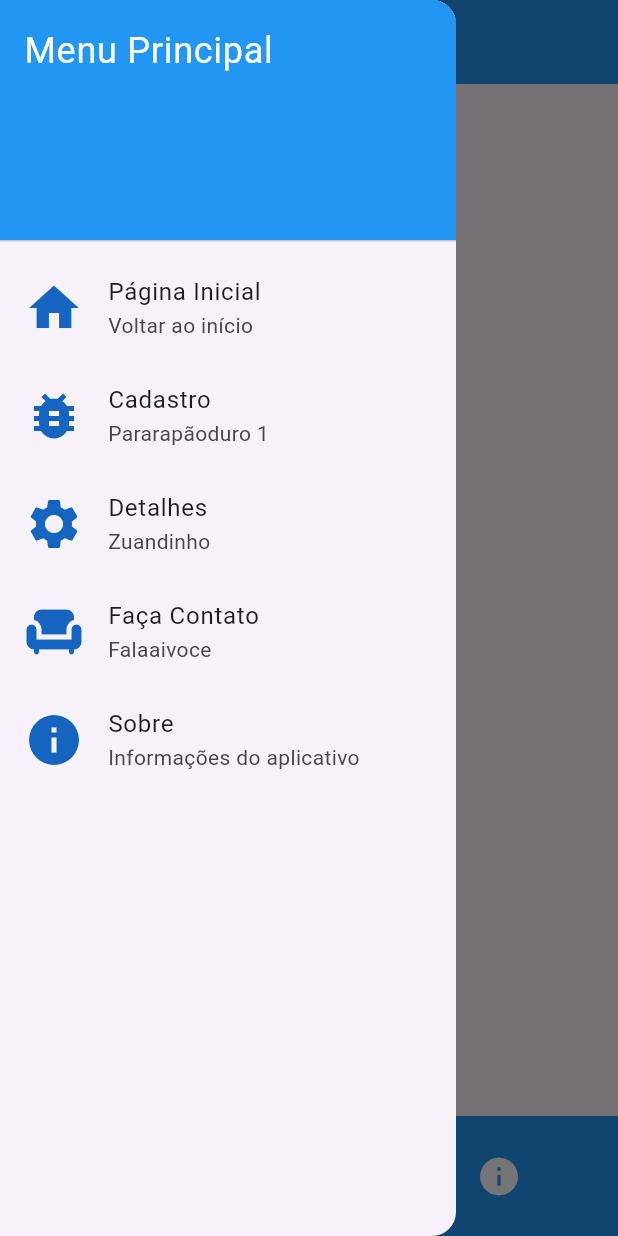
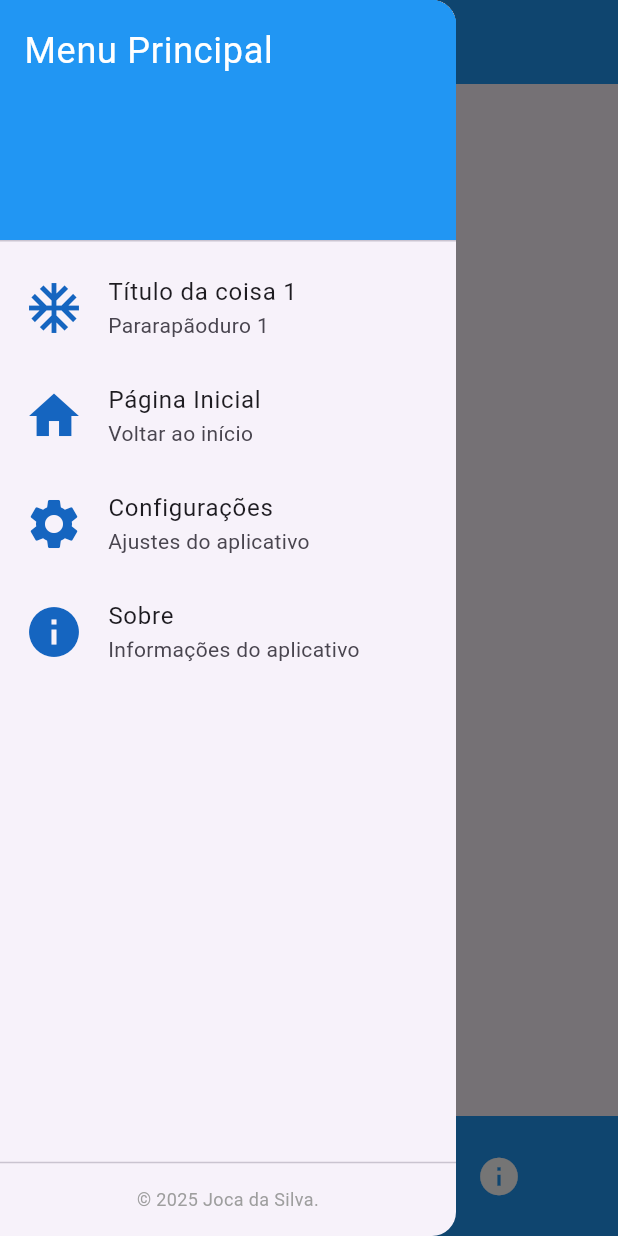
Before and after one commit to Luferat/2024_2_app_flutter_app, a Flutter app: the Contatos screen opened by its route, with the side drawer open, on a phone screen of 412 x 824 dp. Run offline on Flutter 3.47's test engine with Material 3 defaults, Android fonts, the light colour scheme and no system bars.

Commit message:
Update my_drawer.dart

```diff
--- a/lib/template/my_drawer.dart
+++ b/lib/template/my_drawer.dart
@@ -1,40 +1,32 @@
 import 'package:flutter/material.dart';
 
 class MyDrawer extends StatelessWidget {
-
   // A lista de itens do menu deve ser final em um StatelessWidget
   // para garantir que ela não mude após a inicialização.
   final List<Map<String, dynamic>> menuItems = const [
-    // Usar `const` para otimização se o conteúdo for constante
     {
-      'icon': Icons.home, // Exemplo de outro ícone
-      'title': 'Página Inicial',
-      'subtitle': 'Voltar ao início',
-      'route': '/', // Exemplo de rota para a página inicial
-    },
-    {
-      'icon': Icons.bug_report,
-      'title': 'Cadastro',
+      'icon': Icons.ac_unit_outlined,
+      'title': 'Título da coisa 1',
       'subtitle': 'Pararapãoduro 1',
-      'route': '/cadastro',
-    },
-    {
-      'icon': Icons.settings, // Exemplo de outro ícone
-      'title': 'Detalhes',
-      'subtitle': 'Zuandinho',
-      'route': '/detalhes', // Exemplo de rota para configurações
-    },
-    {
-      'icon': Icons.chair,
-      'title': 'Faça Contato',
-      'subtitle': 'Falaaivoce',
       'route': '/contatos'
     },
     {
-      'icon': Icons.info, // Exemplo de outro ícone
+      'icon': Icons.home,
+      'title': 'Página Inicial',
+      'subtitle': 'Voltar ao início',
+      'route': '/'
+    },
+    {
+      'icon': Icons.settings,
+      'title': 'Configurações',
+      'subtitle': 'Ajustes do aplicativo',
+      'route': '/settings'
+    },
+    {
+      'icon': Icons.info,
       'title': 'Sobre',
       'subtitle': 'Informações do aplicativo',
-      'route': '/about', // Exemplo de rota para "Sobre"
+      'route': '/about'
     },
   ];
 
@@ -44,30 +36,54 @@ class MyDrawer extends StatelessWidget {
   @override
   Widget build(BuildContext context) {
     return Drawer(
+      // Usamos uma Column para empilhar o conteúdo principal e o copyright na parte inferior
+      child: Column(
+        children: [
+          // A Section que contém o DrawerHeader e os Itens do Menu
+          Expanded( // Expanded faz com que o ListView ocupe todo o espaço disponível
             child: ListView(
-        padding: EdgeInsets.zero,
-        // Remove o padding padrão do ListView que pode causar um espaço no topo
+              padding: EdgeInsets.zero, // Remove o padding padrão do ListView
               children: [
                 // Cabeçalho do Menu (opcional)
                 const DrawerHeader(
                   decoration: BoxDecoration(color: Colors.blue),
                   child: Text(
-              'Menu Principal', // Título do cabeçalho
-              style: TextStyle(color: Colors.white, fontSize: 24),
+                    'Menu Principal',
+                    style: TextStyle(
+                      color: Colors.white,
+                      fontSize: 24,
                     ),
                   ),
-
+                ),
                 // Usando o operador spread (...) e .map para gerar os ListTile a partir da lista
                 ...menuItems.map((item) {
                   return _menuItem(
-              // Chamando o método privado para cada item
                     context,
-              item['icon'] as IconData, // Fazer cast explícito para IconData
-              item['title'] as String, // Fazer cast explícito para String
-              item['subtitle'] as String, // Fazer cast explícito para String
-              item['route'] as String, // Fazer cast explícito para String
+                    item['icon'] as IconData,
+                    item['title'] as String,
+                    item['subtitle'] as String,
+                    item['route'] as String,
                   );
-          }),
+                }).toList(),
+              ],
+            ),
+          ),
+          // --- Início do Conteúdo do Copyright ---
+          // Um divisor visual (opcional)
+          const Divider(),
+          // O texto de copyright
+          const Padding(
+            padding: EdgeInsets.only(bottom: 16.0, top: 8.0), // Padding para espaçamento
+            child: Text(
+              '© 2025 Joca da Silva.', // Seu texto de copyright
+              style: TextStyle(
+                fontSize: 12,
+                color: Colors.grey,
+              ),
+              textAlign: TextAlign.center,
+            ),
+          ),
+          // --- Fim do Conteúdo do Copyright ---
         ],
       ),
     );
@@ -75,23 +91,15 @@ class MyDrawer extends StatelessWidget {
 
   // Método privado para construir um ListTile de menu.
   // Colocamos um underscore '_' no início para indicar que é um método privado da classe.
-  ListTile _menuItem(
-    BuildContext context,
-    IconData itemIcon,
-    String title,
-    String subtitle,
-    String toRoute,
-  ) {
+  ListTile _menuItem(BuildContext context, IconData itemIcon, String title,
+      String subtitle, String toRoute) {
     return ListTile(
       leading: Icon(itemIcon, size: 40, color: Colors.blue[800]),
       title: Text(title),
       subtitle: Text(subtitle),
       onTap: () {
-        Navigator.pop(context); // Fecha o drawer
-        Navigator.pushNamed(
-          context,
-          toRoute,
-        ); // Navega para a rota especificada
+        Navigator.pop(context);
+        Navigator.pushNamed(context, toRoute);
       },
     );
   }
```
Lines whose indentation alone changed are shown as unchanged.
